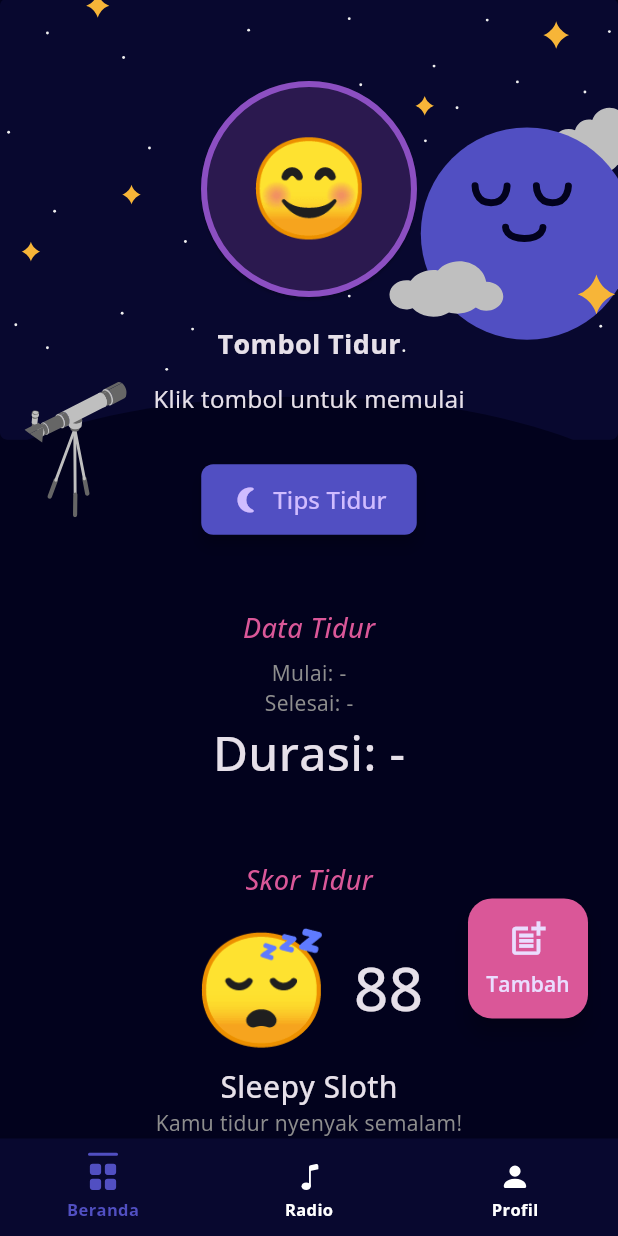
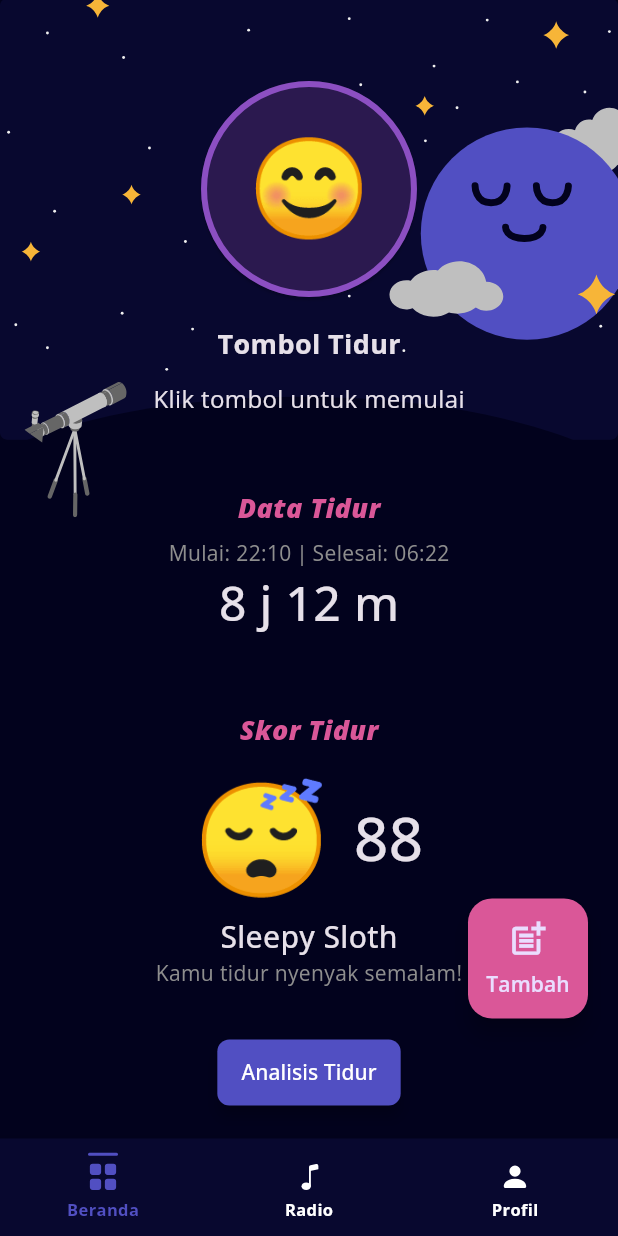
Before and after one commit to TURU-template/TURU-Flutter, a Flutter app: the MainScreen screen opened by its route, on a phone screen of 412 x 824 dp. Run offline on Flutter 3.47's test engine with Material 3 defaults, Android fonts, the light colour scheme and no system bars; our stand-ins replace audioplayers, bootstrap_icons, fl_chart, flutter_local_notifications, flutter_svg, google_fonts and 5 more; missing offline and left inert: bcrypt, dotenv, mysql_client; accounts and stored records are empty.

Commit message:
Update Beranda
- Nambahin ANalisis Tidur
- Perbaiki Grafik

```diff
--- a/turu_mobile/lib/pages/beranda.dart
+++ b/turu_mobile/lib/pages/beranda.dart
@@ -1,4 +1,5 @@
 import 'dart:async';
+import 'package:bootstrap_icons/bootstrap_icons.dart';
 import 'package:flutter/material.dart';
 import 'package:flutter_svg/flutter_svg.dart';
 import 'package:fl_chart/fl_chart.dart';
@@ -43,6 +44,7 @@ class _BerandaPageState extends State<BerandaPage> {
     super.initState();
     isSleeping = widget.initialSleeping ?? false;
     sleepStartTime = widget.initialStartTime;
+    // ignore: unused_local_variable
     var userData = AuthService().getCurrentUser();
     if (isSleeping && sleepStartTime != null) {
       _startSleepTimer();
@@ -88,6 +90,94 @@ class _BerandaPageState extends State<BerandaPage> {
     return "${hours}j ${minutes}m";
   }
 
+  // This method is from beranda_OLD.dart
+  void _showSleepAnalysisDialog() {
+    showDialog(
+      context: context,
+      builder:
+          (_) => AlertDialog(
+            backgroundColor: TuruColors.darkblue,
+            shape: RoundedRectangleBorder(
+              borderRadius: BorderRadius.circular(8),
+            ),
+            title: const Text(
+              "Analisis Tidur",
+              style: TextStyle(
+                color: Colors.white,
+                fontWeight: FontWeight.bold,
+              ),
+              textAlign: TextAlign.center,
+            ),
+            content: SingleChildScrollView(
+              child: Column(
+                crossAxisAlignment: CrossAxisAlignment.stretch,
+                children: [
+                  const Icon(
+                    BootstrapIcons.moon_stars_fill,
+                    color: Colors.white,
+                    size: 64,
+                  ),
+                  const SizedBox(height: 16),
+                  const Text(
+                    "Rerata Durasi Tidur:",
+                    style: TextStyle(color: Colors.white70),
+                    textAlign: TextAlign.center,
+                  ),
+                  const Text(
+                    "7,5 Jam",
+                    style: TextStyle(
+                      fontWeight: FontWeight.bold,
+                      fontSize: 18,
+                      color: Colors.white,
+                    ),
+                    textAlign: TextAlign.center,
+                  ),
+                  const SizedBox(height: 16),
+                  const Text(
+                    "Berdasarkan biodata Anda, tidur Anda sudah cukup baik, dapat dilambangkan dengan Singa Prima 🦁",
+                    style: TextStyle(color: Colors.white70),
+                    textAlign: TextAlign.center,
+                  ),
+                  const SizedBox(height: 32),
+                  const Text(
+                    "Saran",
+                    style: TextStyle(
+                      color: Colors.white,
+                      fontSize: 16,
+                      fontWeight: FontWeight.bold,
+                    ),
+                  ),
+                  const SizedBox(height: 8),
+                  const Text(
+                    "Anda memerlukan tidur 30 menit lebih awal dari tidur kebiasaan Anda, atau bangun lebih akhir 30 menit dari kebiasaan bangun anda.",
+                    style: TextStyle(color: Colors.white70),
+                  ),
+                  const SizedBox(height: 24),
+                  Center(
+                    child: TextButton(
+                      onPressed: () => Navigator.pop(context),
+                      style: TextButton.styleFrom(
+                        foregroundColor: Colors.white,
+                        backgroundColor: Colors.grey[700],
+                        padding: const EdgeInsets.symmetric(
+                          horizontal: 24,
+                          vertical: 12,
+                        ),
+                        shape: RoundedRectangleBorder(
+                          borderRadius: BorderRadius.circular(8),
+                        ),
+                      ),
+                      child: const Text("Tutup"),
+                    ),
+                  ),
+                ],
+              ),
+            ),
+          ),
+    );
+  }
+
+  // This method is from the newer beranda.dart
   Future<void> _showTambahDataTidurDialog() async {
     DateTime? waktuMulai;
     DateTime? waktuBangun;
@@ -300,51 +390,43 @@ class _BerandaPageState extends State<BerandaPage> {
                 ),
               ),
 
-              const SizedBox(height: 32),
-
-              // Tips Button
-              ElevatedButton.icon(
-                onPressed: () {
-                  Navigator.pushNamed(context, '/tips');
-                },
-                style: ElevatedButton.styleFrom(
-                  backgroundColor: TuruColors.indigo,
-                  padding: const EdgeInsets.symmetric(
-                    horizontal: 20,
-                    vertical: 12,
-                  ),
-                  shape: RoundedRectangleBorder(
-                    borderRadius: BorderRadius.circular(8),
-                  ),
-                  elevation: 4,
-                ),
-                icon: const Icon(Icons.nightlight_round, size: 20),
-                label: const Text("Tips Tidur", style: TextStyle(fontSize: 16)),
-              ),
-
               const SizedBox(height: 48),
 
               const _SectionTitle(title: "Data Tidur"),
               const SizedBox(height: 8),
 
+              // This is the new data section you provided
+              Row(
+                mainAxisAlignment: MainAxisAlignment.center,
+                children: [
                   Text(
                     sleepStartTime != null
                         ? "Mulai: ${sleepStartTime!.hour}:${sleepStartTime!.minute.toString().padLeft(2, '0')}:${sleepStartTime!.second.toString().padLeft(2, '0')}"
-                    : "Mulai: -",
+                        : "Mulai: 22:10",
+                    // Mulai -
                     style: const TextStyle(color: TuruColors.textColor2),
                   ),
+                  const SizedBox(width: 3),
+                  const Text(
+                    "|",
+                    style: TextStyle(color: TuruColors.textColor2),
+                  ),
+                  const SizedBox(width: 3),
                   Text(
                     isSleeping
                         ? "Selesai: -"
                         : sleepStartTime != null
                         ? "Selesai: ${now.hour}:${now.minute.toString().padLeft(2, '0')}:${now.second.toString().padLeft(2, '0')}"
-                    : "Selesai: -",
+                        : "Selesai: 06:22",
                     style: const TextStyle(color: TuruColors.textColor2),
                   ),
+                ],
+              ),
+
               Text(
                 sleepStartTime != null
                     ? _formatDuration(sleepDuration)
-                    : "Durasi: -",
+                    : "8 j 12 m",
                 style: const TextStyle(
                   fontSize: 32,
                   fontWeight: FontWeight.w500,
@@ -385,10 +467,34 @@ class _BerandaPageState extends State<BerandaPage> {
                 ),
               ),
 
-              const SizedBox(height: 48),
+              const SizedBox(height: 32),
+              ElevatedButton(
+                onPressed: _showSleepAnalysisDialog,
+                style: ElevatedButton.styleFrom(
+                  backgroundColor: TuruColors.indigo,
+                  padding: const EdgeInsets.symmetric(
+                    horizontal: 16,
+                    vertical: 12,
+                  ),
+                  shape: RoundedRectangleBorder(
+                    borderRadius: BorderRadius.circular(8),
+                  ),
+                  elevation: 4,
+                ),
+                child: const Text(
+                  "Analisis Tidur",
+                  style: TextStyle(color: Colors.white),
+                ),
+              ),
+              const SizedBox(height: 64),
 
               const _SectionTitle(title: "Statistik Tidur Mingguan"),
               const SizedBox(height: 8),
+              const Text(
+                "07 June 2025 - Hari Ini",
+                style: TextStyle(color: TuruColors.textColor2),
+              ),
+              const SizedBox(height: 16),
               AspectRatio(
                 aspectRatio: 1.6,
                 child: BarChart(
@@ -399,7 +505,9 @@ class _BerandaPageState extends State<BerandaPage> {
                           showTitles: true,
                           getTitlesWidget: (value, _) {
                             final index = value.toInt();
-                            return Text(
+                            return Column(
+                              children: [
+                                Text(
                                   labels[index],
                                   style: TextStyle(
                                     color:
@@ -411,18 +519,29 @@ class _BerandaPageState extends State<BerandaPage> {
                                             ? FontWeight.bold
                                             : FontWeight.normal,
                                   ),
+                                ),
+                                const SizedBox(height: 4),
+                                Text(
+                                  displayedScores[index] == 0 ? '0' : displayedScores[index].toString(),
+                                  style: const TextStyle(
+                                    color: Colors.grey,
+                                    fontSize: 12,
+                                    fontWeight: FontWeight.w500,
+                                  ),
+                                ),
+                              ],
                             );
                           },
-                          reservedSize: 28,
+                          reservedSize: 45,
                         ),
                       ),
-                      leftTitles: AxisTitles(
+                      leftTitles: const AxisTitles(
                         sideTitles: SideTitles(showTitles: false),
                       ),
-                      rightTitles: AxisTitles(
+                      rightTitles: const AxisTitles(
                         sideTitles: SideTitles(showTitles: false),
                       ),
-                      topTitles: AxisTitles(
+                      topTitles: const AxisTitles(
                         sideTitles: SideTitles(showTitles: false),
                       ),
                     ),
@@ -435,8 +554,8 @@ class _BerandaPageState extends State<BerandaPage> {
                           BarChartRodData(
                             toY: score == 0 ? 3 : score.toDouble(),
                             width: 16,
-                            color: isToday ? TuruColors.pink : Colors.blue[300],
-                            borderRadius: BorderRadius.circular(6),
+                            color: isToday ? TuruColors.purple : TuruColors.indigo,
+                            borderRadius: BorderRadius.zero,
                           ),
                         ],
                       );
@@ -446,20 +565,22 @@ class _BerandaPageState extends State<BerandaPage> {
                   ),
                 ),
               ),
-
               const SizedBox(height: 24),
 
+              // Modified button to hug content
               ElevatedButton(
                 onPressed: () {
                   Navigator.push(
                     context,
-                    MaterialPageRoute(builder: (context) => SleepHistoryPage()),
+                    MaterialPageRoute(
+                      builder: (context) => const SleepHistoryPage(),
+                    ),
                   );
                 },
                 style: ElevatedButton.styleFrom(
                   backgroundColor: TuruColors.indigo,
                   padding: const EdgeInsets.symmetric(
-                    horizontal: 20,
+                    horizontal: 16,
                     vertical: 12,
                   ),
                   shape: RoundedRectangleBorder(
@@ -478,7 +599,7 @@ class _BerandaPageState extends State<BerandaPage> {
           ),
         ),
 
-        // Floating Action Button
+        // Floating Action Button from the newer beranda.dart
         Positioned(
           bottom: 80,
           right: 20,
@@ -490,11 +611,10 @@ class _BerandaPageState extends State<BerandaPage> {
               onPressed: () {
                 _showTambahDataTidurDialog();
               },
-
-              child: Column(
+              child: const Column(
                 mainAxisSize: MainAxisSize.min,
                 mainAxisAlignment: MainAxisAlignment.center,
-                children: const [
+                children: [
                   Icon(Icons.post_add, size: 28),
                   SizedBox(height: 6),
                   Text(
@@ -522,7 +642,7 @@ class _SectionTitle extends StatelessWidget {
       style: const TextStyle(
         color: TuruColors.pink,
         fontSize: 18,
-        fontWeight: FontWeight.w500,
+        fontWeight: FontWeight.w900,
         fontStyle: FontStyle.italic,
       ),
     );
```
Lines whose indentation alone changed are shown as unchanged.
